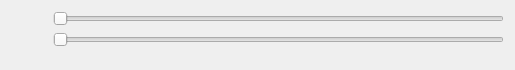
First picture: the form in Peleng/3DHyperCube/ContrastWindow.ui, repository remsens/Peleng, before the edit.
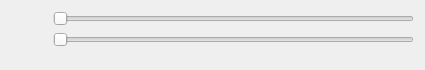
Second picture: the form after the edit.

Commit message: few updates with contrast on 3D

```diff
--- a/Peleng/3DHyperCube/ContrastWindow.ui
+++ b/Peleng/3DHyperCube/ContrastWindow.ui
@@ -6,7 +6,7 @@
    <rect>
     <x>0</x>
     <y>0</y>
-    <width>515</width>
+    <width>425</width>
     <height>70</height>
    </rect>
   </property>
@@ -16,6 +16,18 @@
     <verstretch>0</verstretch>
    </sizepolicy>
   </property>
+  <property name="minimumSize">
+   <size>
+    <width>425</width>
+    <height>70</height>
+   </size>
+  </property>
+  <property name="maximumSize">
+   <size>
+    <width>425</width>
+    <height>70</height>
+   </size>
+  </property>
   <property name="windowTitle">
    <string>Контрастирование</string>
   </property>
```
The commit also changes 1 other file.
